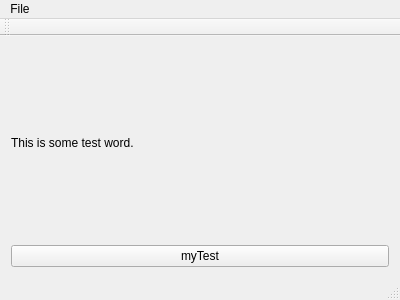
The window that language/mainwindow.ui (tyw66/exQt) describes before a commit, drawn with Qt 5.
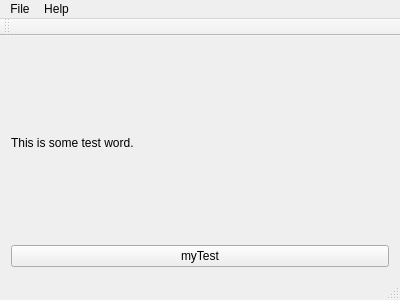
The same window after the commit.

Diff of the .ui file:
```diff
--- a/language/mainwindow.ui
+++ b/language/mainwindow.ui
@@ -37,7 +37,7 @@
      <x>0</x>
      <y>0</y>
      <width>400</width>
-     <height>23</height>
+     <height>26</height>
     </rect>
    </property>
    <widget class="QMenu" name="menuFile">
@@ -48,7 +48,14 @@
     <addaction name="actionNew"/>
     <addaction name="actionOpen"/>
    </widget>
+   <widget class="QMenu" name="menuHelp">
+    <property name="title">
+     <string>Help</string>
+    </property>
+    <addaction name="actionLanguge"/>
+   </widget>
    <addaction name="menuFile"/>
+   <addaction name="menuHelp"/>
   </widget>
   <widget class="QToolBar" name="mainToolBar">
    <attribute name="toolBarArea">
```
Left out of the diff: 5 changed lines with no effect on the pictures.
